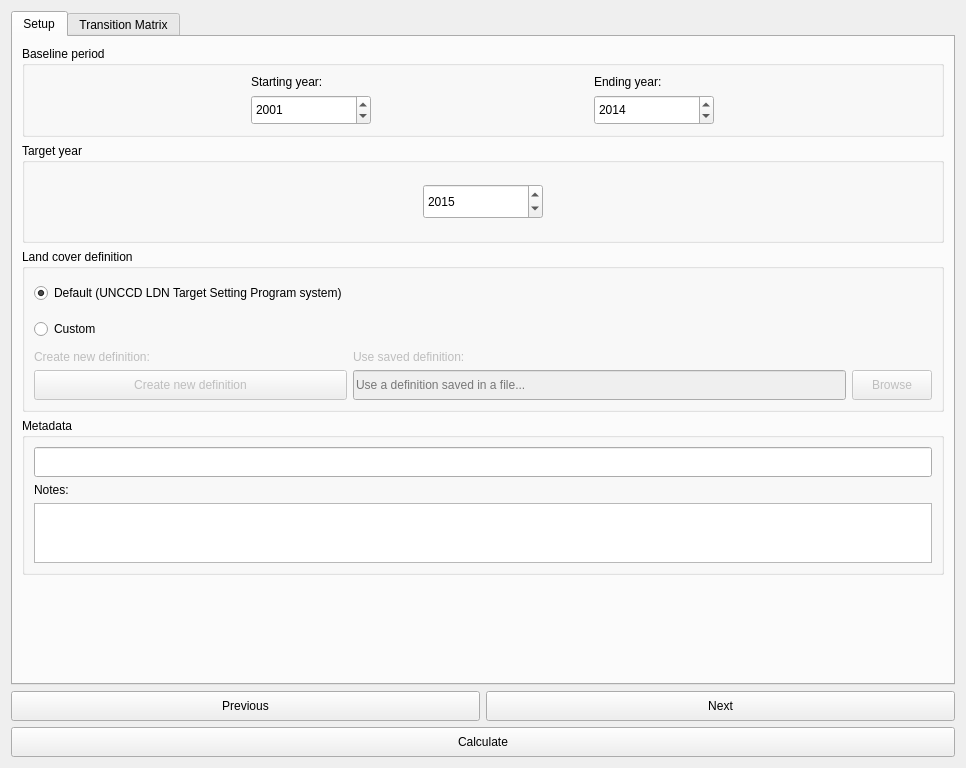
This is LDMP/gui/DlgCalculateLC.ui in ConservationInternational/trends.earth as Qt 5 draws it before an edit. The edited form follows.
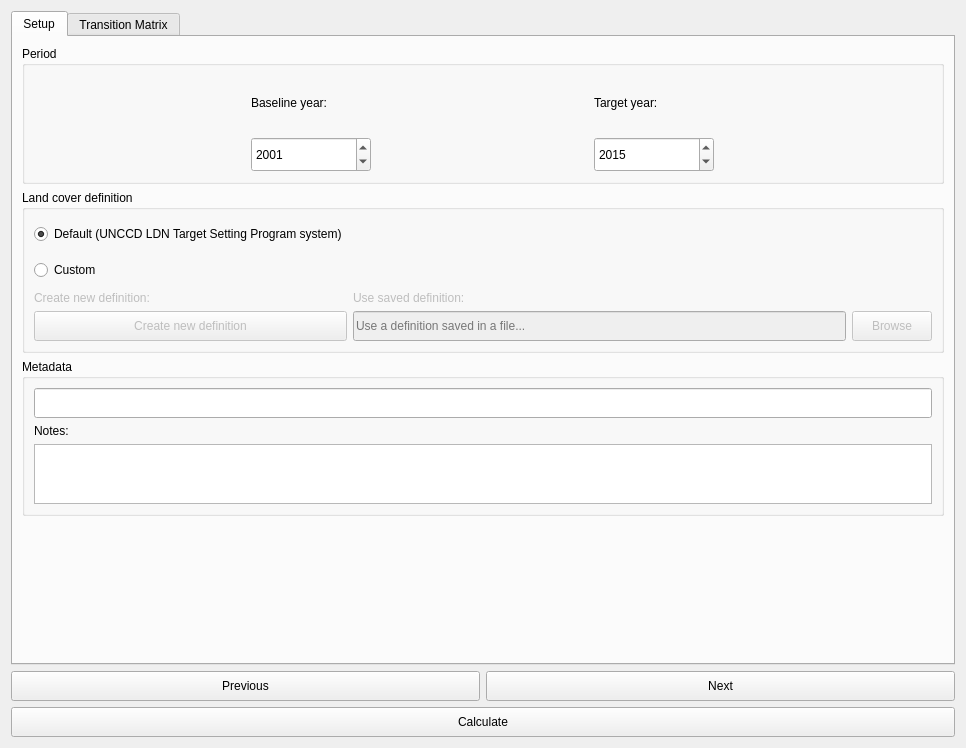
This is the edited form.

Commit message: Don't use mode for land cover baseline.

Diff of the .ui file:
```diff
--- a/LDMP/gui/DlgCalculateLC.ui
+++ b/LDMP/gui/DlgCalculateLC.ui
@@ -7,7 +7,7 @@
     <x>0</x>
     <y>0</y>
     <width>966</width>
-    <height>768</height>
+    <height>748</height>
    </rect>
   </property>
   <property name="sizePolicy">
@@ -42,7 +42,7 @@
        <item>
         <widget class="QGroupBox" name="groupBox_9">
          <property name="title">
-          <string>Baseline period</string>
+          <string>Period</string>
          </property>
          <layout class="QGridLayout" name="gridLayout_9">
           <item row="1" column="0">
@@ -100,92 +100,11 @@
              </font>
             </property>
             <property name="text">
-             <string>Starting year:</string>
-            </property>
-           </widget>
-          </item>
-          <item row="0" column="1">
-           <widget class="QLabel" name="label_14">
-            <property name="font">
-             <font>
-              <weight>50</weight>
-              <bold>false</bold>
-             </font>
-            </property>
-            <property name="text">
-             <string>Ending year:</string>
+             <string>Baseline year:</string>
             </property>
            </widget>
           </item>
           <item row="1" column="1">
-           <widget class="QDateEdit" name="year_bl_end">
-            <property name="sizePolicy">
-             <sizepolicy hsizetype="Minimum" vsizetype="Minimum">
-              <horstretch>0</horstretch>
-              <verstretch>0</verstretch>
-             </sizepolicy>
-            </property>
-            <property name="minimumSize">
-             <size>
-              <width>0</width>
-              <height>30</height>
-             </size>
-            </property>
-            <property name="maximumSize">
-             <size>
-              <width>120</width>
-              <height>35</height>
-             </size>
-            </property>
-            <property name="accessibleName">
-             <string notr="true"/>
-            </property>
-            <property name="date">
-             <date>
-              <year>2014</year>
-              <month>12</month>
-              <day>31</day>
-             </date>
-            </property>
-            <property name="maximumDateTime">
-             <datetime>
-              <hour>23</hour>
-              <minute>59</minute>
-              <second>59</second>
-              <year>2015</year>
-              <month>12</month>
-              <day>31</day>
-             </datetime>
-            </property>
-            <property name="maximumDate">
-             <date>
-              <year>2015</year>
-              <month>12</month>
-              <day>31</day>
-             </date>
-            </property>
-            <property name="minimumDate">
-             <date>
-              <year>1992</year>
-              <month>1</month>
-              <day>1</day>
-             </date>
-            </property>
-            <property name="displayFormat">
-             <string notr="true">yyyy</string>
-            </property>
-           </widget>
-          </item>
-         </layout>
-        </widget>
-       </item>
-       <item>
-        <widget class="QGroupBox" name="groupBox_4">
-         <property name="title">
-          <string>Target year</string>
-         </property>
-         <layout class="QGridLayout" name="gridLayout_4">
-          <item row="0" column="0">
            <widget class="QDateEdit" name="year_target">
             <property name="sizePolicy">
              <sizepolicy hsizetype="Minimum" vsizetype="Expanding">
@@ -241,6 +160,13 @@
             </property>
            </widget>
           </item>
+          <item row="0" column="1">
+           <widget class="QLabel" name="label_3">
+            <property name="text">
+             <string>Target year:</string>
+            </property>
+           </widget>
+          </item>
          </layout>
         </widget>
        </item>
```
Left out of the diff: 3 changed lines with no effect on the pictures. The commit also changes 2 other files.
